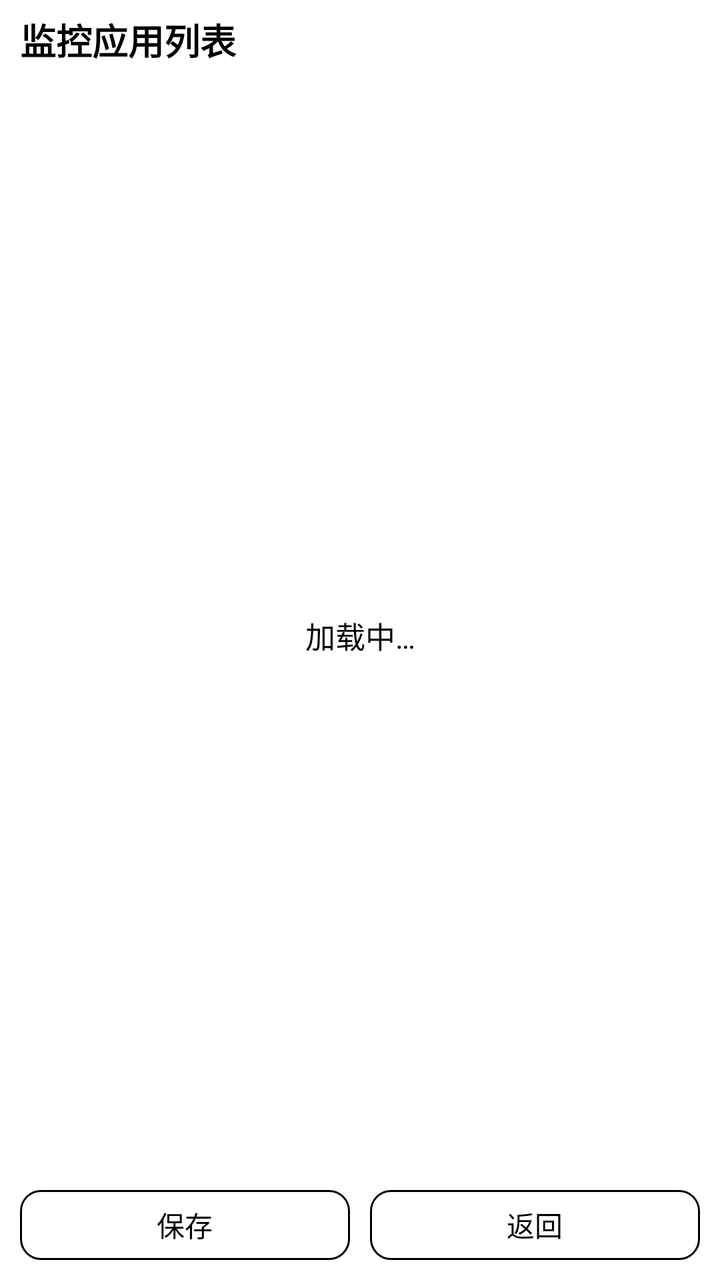
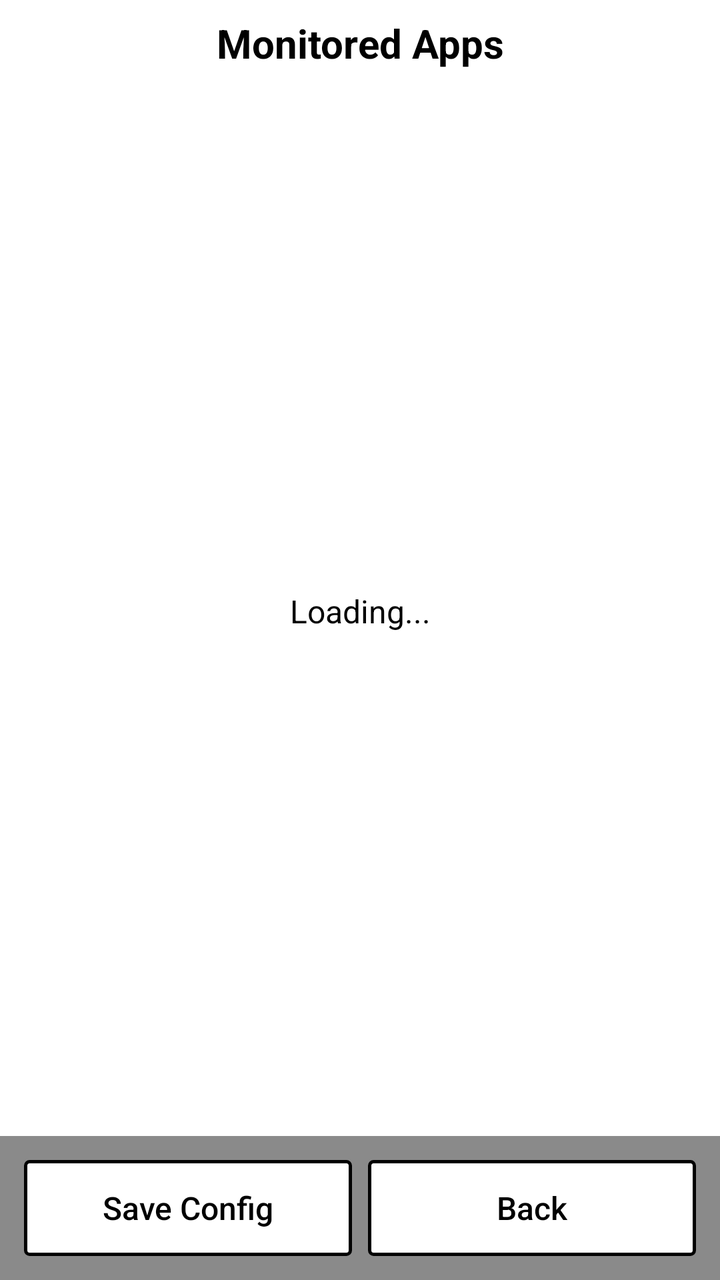

Before-and-after screenshots of an Android layout around one commit, followed by the original layout XML and the change that was made.
<!-- AndroidManifest.xml: application theme AppTheme -->
<!-- res/layout/activity_apps.xml -->
<?xml version="1.0" encoding="utf-8"?>
<layout>

    <androidx.constraintlayout.widget.ConstraintLayout xmlns:android="http://schemas.android.com/apk/res/android"
        xmlns:app="http://schemas.android.com/apk/res-auto"
        xmlns:tools="http://schemas.android.com/tools"
        android:layout_width="match_parent"
        android:layout_height="match_parent"
        tools:context=".activity.AppsActivity">

        
        <LinearLayout
            android:id="@+id/cl_custom_title"
            style="@style/CustomTitleBarStyle"
            app:layout_constraintLeft_toLeftOf="parent"
            app:layout_constraintRight_toRightOf="parent"
            app:layout_constraintTop_toTopOf="parent">

            <TextView
                android:id="@+id/tv_title"
                style="@style/CustomTitleTextStyle"
                android:text="@string/title_activity_apps" />
        </LinearLayout>

        <Button
            android:id="@+id/btn_save"
            style="@style/defButtonStyle"
            android:layout_width="0dp"
            android:layout_marginLeft="@dimen/area_margin"
            android:layout_marginRight="5dp"
            android:layout_marginBottom="10dp"
            android:text="@string/btn_save"
            app:layout_constraintBottom_toBottomOf="parent"
            app:layout_constraintLeft_toLeftOf="parent"
            app:layout_constraintRight_toLeftOf="@id/btn_back" />

        <Button
            android:id="@+id/btn_back"
            style="@style/defButtonStyle"
            android:layout_width="0dp"
            android:layout_marginLeft="5dp"
            android:layout_marginRight="@dimen/area_margin"
            android:text="@string/btn_back"
            app:layout_constraintBottom_toBottomOf="@id/btn_save"
            app:layout_constraintLeft_toRightOf="@id/btn_save"
            app:layout_constraintRight_toRightOf="parent"
            app:layout_constraintTop_toTopOf="@id/btn_save" />

        <androidx.recyclerview.widget.RecyclerView
            android:id="@+id/rv_list"
            android:layout_width="match_parent"
            android:layout_height="0dp"
            android:layout_marginTop="10dp"
            android:layout_marginBottom="10dp"
            android:overScrollMode="never"
            app:layout_constraintBottom_toTopOf="@id/btn_save"
            app:layout_constraintLeft_toLeftOf="parent"
            app:layout_constraintRight_toRightOf="parent"
            app:layout_constraintTop_toBottomOf="@id/cl_custom_title" />

        <TextView
            android:id="@+id/tv_loading"
            style="@style/defTextStyle"
            android:text="@string/loading"
            app:layout_constraintLeft_toLeftOf="parent"
            app:layout_constraintRight_toRightOf="parent"
            app:layout_constraintTop_toTopOf="@id/rv_list"
            app:layout_constraintBottom_toBottomOf="@id/rv_list"/>

    </androidx.constraintlayout.widget.ConstraintLayout>
</layout>
<!-- resources referenced by this layout -->
<resources>
  <dimen name="area_margin">10dp</dimen>
  <string name="btn_back">返回</string>
  <string name="btn_save">保存</string>
  <string name="loading">加载中…</string>
  <string name="title_activity_apps">监控应用列表</string>
  <style name="CustomTitleBarStyle">
          <item name="android:layout_width">match_parent</item>
          <item name="android:layout_height">40dp</item>
          <item name="android:orientation">horizontal</item>
          <item name="android:gravity">center_vertical</item>
          <item name="android:background">@color/white</item>
          <item name="android:paddingLeft">10dp</item>
          <item name="android:paddingRight">10dp</item>
      </style>
  <style name="CustomTitleTextStyle" parent="defTextStyle">
          <item name="android:textSize">@dimen/title_text_size</item>
          <item name="android:textColor">@color/black</item>
          <item name="android:textStyle">bold</item>
      </style>
  <style name="defButtonStyle" parent="defTextStyle">
          <item name="android:background">@drawable/btn_selector</item>
          <item name="android:stateListAnimator">@null</item>
          <item name="android:textSize">@dimen/def_btn_size</item>
          <item name="android:paddingLeft">10dp</item>
          <item name="android:paddingRight">10dp</item>
          <item name="android:minWidth">0dp</item>
          <item name="android:minHeight">35dp</item>
          <item name="android:textAllCaps">false</item>
      </style>
  <style name="defTextStyle">
          <item name="android:layout_width">wrap_content</item>
          <item name="android:layout_height">wrap_content</item>
          <item name="android:textSize">@dimen/def_text_size</item>
          <item name="android:textColor">@drawable/text_selector</item>
      </style>
  <color name="white">#FFFFFFFF</color>
  <dimen name="title_text_size">18sp</dimen>
  <color name="black">#FF000000</color>
  <dimen name="def_btn_size">14sp</dimen>
  <dimen name="def_text_size">15sp</dimen>
  <!-- drawable text_selector (drawable) -->
  <?xml version="1.0" encoding="utf-8"?>
  <selector xmlns:android="http://schemas.android.com/apk/res/android">
      <item android:color="@color/disable_text" android:state_enabled="false" />
      <item android:color="@color/black" />
  </selector>
  <style name="NoAnimCheckBox" parent="Widget.AppCompat.CompoundButton.CheckBox">
          <item name="android:background">@android:color/transparent</item>
          <item name="android:foreground">@null</item>
      </style>
  <color name="disable_text">#FFFFFFFF</color>
  <dimen name="btn_bg_broder">1dp</dimen>
  <color name="disable_bg">#A8A8A8</color>
  <dimen name="btn_bg_radius">10dp</dimen>
  <color name="pressed">#E4E4E4</color>
  <!-- unchanged entries left out for length: 5 -->
</resources>

<!-- the commit's change to res/layout/activity_apps.xml (unified diff, before → after) -->
@@ -1,17 +1,21 @@
 <?xml version="1.0" encoding="utf-8"?>
-<layout>
+<layout xmlns:android="http://schemas.android.com/apk/res/android"
+    xmlns:app="http://schemas.android.com/apk/res-auto"
+    xmlns:tools="http://schemas.android.com/tools">
 
-    <androidx.constraintlayout.widget.ConstraintLayout xmlns:android="http://schemas.android.com/apk/res/android"
-        xmlns:app="http://schemas.android.com/apk/res-auto"
-        xmlns:tools="http://schemas.android.com/tools"
+    <androidx.constraintlayout.widget.ConstraintLayout
         android:layout_width="match_parent"
         android:layout_height="match_parent"
+        android:background="@color/white"
         tools:context=".activity.AppsActivity">
 
         
         <LinearLayout
             android:id="@+id/cl_custom_title"
-            style="@style/CustomTitleBarStyle"
+            android:layout_width="wrap_content"
+            android:layout_height="wrap_content"
+            android:paddingTop="8dp"
+            android:paddingBottom="8dp"
             app:layout_constraintLeft_toLeftOf="parent"
             app:layout_constraintRight_toRightOf="parent"
             app:layout_constraintTop_toTopOf="parent">
@@ -22,38 +26,13 @@
                 android:text="@string/title_activity_apps" />
         </LinearLayout>
 
-        <Button
-            android:id="@+id/btn_save"
-            style="@style/defButtonStyle"
-            android:layout_width="0dp"
-            android:layout_marginLeft="@dimen/area_margin"
-            android:layout_marginRight="5dp"
-            android:layout_marginBottom="10dp"
-            android:text="@string/btn_save"
-            app:layout_constraintBottom_toBottomOf="parent"
-            app:layout_constraintLeft_toLeftOf="parent"
-            app:layout_constraintRight_toLeftOf="@id/btn_back" />
-
-        <Button
-            android:id="@+id/btn_back"
-            style="@style/defButtonStyle"
-            android:layout_width="0dp"
-            android:layout_marginLeft="5dp"
-            android:layout_marginRight="@dimen/area_margin"
-            android:text="@string/btn_back"
-            app:layout_constraintBottom_toBottomOf="@id/btn_save"
-            app:layout_constraintLeft_toRightOf="@id/btn_save"
-            app:layout_constraintRight_toRightOf="parent"
-            app:layout_constraintTop_toTopOf="@id/btn_save" />
-
         <androidx.recyclerview.widget.RecyclerView
             android:id="@+id/rv_list"
             android:layout_width="match_parent"
             android:layout_height="0dp"
-            android:layout_marginTop="10dp"
-            android:layout_marginBottom="10dp"
             android:overScrollMode="never"
-            app:layout_constraintBottom_toTopOf="@id/btn_save"
+            android:scrollbars="vertical"
+            app:layout_constraintBottom_toTopOf="@id/ll_bottom_actions"
             app:layout_constraintLeft_toLeftOf="parent"
             app:layout_constraintRight_toRightOf="parent"
             app:layout_constraintTop_toBottomOf="@id/cl_custom_title" />
@@ -61,11 +40,40 @@
         <TextView
             android:id="@+id/tv_loading"
             style="@style/defTextStyle"
+            android:layout_width="wrap_content"
+            android:layout_height="wrap_content"
             android:text="@string/loading"
+            app:layout_constraintBottom_toBottomOf="@id/rv_list"
             app:layout_constraintLeft_toLeftOf="parent"
             app:layout_constraintRight_toRightOf="parent"
-            app:layout_constraintTop_toTopOf="@id/rv_list"
-            app:layout_constraintBottom_toBottomOf="@id/rv_list"/>
+            app:layout_constraintTop_toTopOf="@id/rv_list" />
+
+        <LinearLayout
+            android:id="@+id/ll_bottom_actions"
+            android:layout_width="match_parent"
+            android:layout_height="wrap_content"
+            android:background="@drawable/line"
+            android:orientation="horizontal"
+            android:padding="12dp"
+            app:layout_constraintBottom_toBottomOf="parent"
+            app:layout_constraintLeft_toLeftOf="parent"
+            app:layout_constraintRight_toRightOf="parent">
+
+            <Button
+                android:id="@+id/btn_save"
+                style="@style/defButtonStyle"
+                android:layout_width="0dp"
+                android:layout_marginEnd="8dp"
+                android:layout_weight="1"
+                android:text="@string/btn_save" />
+
+            <Button
+                android:id="@+id/btn_back"
+                style="@style/defButtonStyle"
+                android:layout_width="0dp"
+                android:layout_weight="1"
+                android:text="@string/btn_back" />
+        </LinearLayout>
 
     </androidx.constraintlayout.widget.ConstraintLayout>
 </layout>
<!-- resource entries referenced after the edit -->
@@ -1,19 +1,9 @@
 <!-- resources referenced by this layout -->
 <resources>
-  <dimen name="area_margin">10dp</dimen>
-  <string name="btn_back">返回</string>
-  <string name="btn_save">保存</string>
-  <string name="loading">加载中…</string>
-  <string name="title_activity_apps">监控应用列表</string>
-  <style name="CustomTitleBarStyle">
-          <item name="android:layout_width">match_parent</item>
-          <item name="android:layout_height">40dp</item>
-          <item name="android:orientation">horizontal</item>
-          <item name="android:gravity">center_vertical</item>
-          <item name="android:background">@color/white</item>
-          <item name="android:paddingLeft">10dp</item>
-          <item name="android:paddingRight">10dp</item>
-      </style>
+  <string name="btn_back">Back</string>
+  <string name="btn_save">Save Config</string>
+  <string name="loading">Loading...</string>
+  <string name="title_activity_apps">Monitored Apps</string>
   <style name="CustomTitleTextStyle" parent="defTextStyle">
           <item name="android:textSize">@dimen/title_text_size</item>
           <item name="android:textColor">@color/black</item>
@@ -23,38 +13,90 @@
           <item name="android:background">@drawable/btn_selector</item>
           <item name="android:stateListAnimator">@null</item>
           <item name="android:textSize">@dimen/def_btn_size</item>
-          <item name="android:paddingLeft">10dp</item>
-          <item name="android:paddingRight">10dp</item>
-          <item name="android:minWidth">0dp</item>
-          <item name="android:minHeight">35dp</item>
+          <item name="android:paddingLeft">16dp</item>
+          <item name="android:paddingRight">16dp</item>
+          <item name="android:minWidth">@dimen/touch_min</item>
+          <item name="android:minHeight">@dimen/touch_min</item>
           <item name="android:textAllCaps">false</item>
+          <item name="android:textColor">@color/black</item>
+          <item name="android:gravity">center</item>
       </style>
   <style name="defTextStyle">
           <item name="android:layout_width">wrap_content</item>
           <item name="android:layout_height">wrap_content</item>
           <item name="android:textSize">@dimen/def_text_size</item>
-          <item name="android:textColor">@drawable/text_selector</item>
+          <item name="android:textColor">@color/black</item>
       </style>
+  <color name="gray">#8A8A8A</color>
   <color name="white">#FFFFFFFF</color>
-  <dimen name="title_text_size">18sp</dimen>
+  <!-- drawable line (drawable) -->
+  <?xml version="1.0" encoding="utf-8"?>
+  <shape xmlns:android="http://schemas.android.com/apk/res/android">
+      <solid android:color="@color/gray" />
+      <size
+          android:width="1000dp"
+          android:height="2dp" />
+  </shape>
+  <dimen name="title_text_size">20sp</dimen>
   <color name="black">#FF000000</color>
-  <dimen name="def_btn_size">14sp</dimen>
-  <dimen name="def_text_size">15sp</dimen>
-  <!-- drawable text_selector (drawable) -->
-  <?xml version="1.0" encoding="utf-8"?>
-  <selector xmlns:android="http://schemas.android.com/apk/res/android">
-      <item android:color="@color/disable_text" android:state_enabled="false" />
-      <item android:color="@color/black" />
-  </selector>
+  <dimen name="def_btn_size">16sp</dimen>
+  <dimen name="touch_min">48dp</dimen>
+  <dimen name="def_text_size">16sp</dimen>
   <style name="NoAnimCheckBox" parent="Widget.AppCompat.CompoundButton.CheckBox">
           <item name="android:background">@android:color/transparent</item>
           <item name="android:foreground">@null</item>
+          <item name="android:button">@drawable/checkbox_selector</item>
+          
+          <item name="android:gravity">center</item>
       </style>
-  <color name="disable_text">#FFFFFFFF</color>
-  <dimen name="btn_bg_broder">1dp</dimen>
-  <color name="disable_bg">#A8A8A8</color>
-  <dimen name="btn_bg_radius">10dp</dimen>
-  <color name="pressed">#E4E4E4</color>
+  <!-- drawable checkbox_selector (drawable) -->
+  <?xml version="1.0" encoding="utf-8"?>
+  <selector xmlns:android="http://schemas.android.com/apk/res/android">
+      <item android:state_checked="true" android:drawable="@drawable/ic_checkbox_checked" />
+      <item android:drawable="@drawable/ic_checkbox_unchecked" />
+  </selector>
+  <dimen name="btn_bg_broder">1.5dp</dimen>
+  <color name="disable_bg">#EEEEEE</color>
+  <dimen name="btn_bg_radius">2dp</dimen>
+  <color name="pressed">#CCCCCC</color>
+  <!-- drawable ic_checkbox_checked (drawable) -->
+  <?xml version="1.0" encoding="utf-8"?>
+  <vector xmlns:android="http://schemas.android.com/apk/res/android"
+      android:width="32dp"
+      android:height="32dp"
+      android:viewportWidth="32"
+      android:viewportHeight="32">
+  
+      
+      <path
+          android:fillColor="#FF000000"
+          android:strokeColor="#FF000000"
+          android:strokeWidth="2.5"
+          android:pathData="M4,4 L28,4 L28,28 L4,28 Z" />
+  
+      
+      <path
+          android:fillColor="#00000000"
+          android:strokeColor="#FFFFFFFF"
+          android:strokeWidth="3.5"
+          android:strokeLineCap="round"
+          android:strokeLineJoin="round"
+          android:pathData="M9,16.5 L14,21.5 L23,10.5" />
+  </vector>
+  <!-- drawable ic_checkbox_unchecked (drawable) -->
+  <?xml version="1.0" encoding="utf-8"?>
+  <vector xmlns:android="http://schemas.android.com/apk/res/android"
+      android:width="32dp"
+      android:height="32dp"
+      android:viewportWidth="32"
+      android:viewportHeight="32">
+  
+      <path
+          android:fillColor="#FFFFFFFF"
+          android:strokeColor="#FF000000"
+          android:strokeWidth="2.5"
+          android:pathData="M4,4 L28,4 L28,28 L4,28 Z" />
+  </vector>
   <!-- unchanged entries left out for length: 5 -->
 </resources>
 
